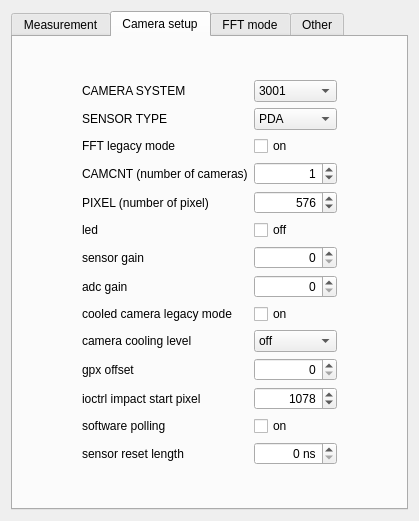
This is escam/camerasettingswidget.ui in Entwicklungsburo-Stresing/EBST_CAM as Qt 5 draws it before an edit. The edited form follows.
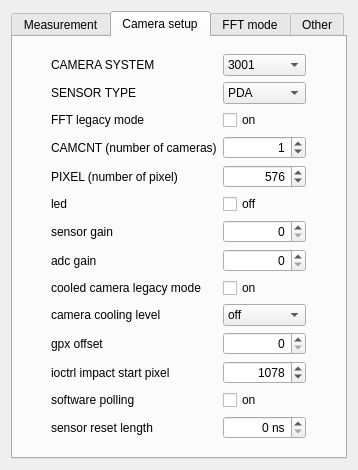
This is the edited form. The open tabs and pages were chosen to show the change.

Commit message: Improve documentation, ToolTips, WhatsThis

What changed in the file:
```diff
--- a/escam/camerasettingswidget.ui
+++ b/escam/camerasettingswidget.ui
@@ -6,8 +6,8 @@
    <rect>
     <x>0</x>
     <y>0</y>
-    <width>419</width>
-    <height>521</height>
+    <width>347</width>
+    <height>464</height>
    </rect>
   </property>
   <property name="windowTitle">
@@ -859,8 +859,11 @@
            <property name="alignment">
             <set>Qt::AlignRight|Qt::AlignTrailing|Qt::AlignVCenter</set>
            </property>
+           <property name="showGroupSeparator" stdset="0">
+            <bool>true</bool>
+           </property>
            <property name="maximum">
-            <number>268435455</number>
+            <number>262143</number>
            </property>
           </widget>
          </item>
@@ -935,7 +938,7 @@
             <set>Qt::AlignRight|Qt::AlignTrailing|Qt::AlignVCenter</set>
            </property>
            <property name="maximum">
-            <number>268435455</number>
+            <number>65535</number>
            </property>
            <property name="value">
             <number>1078</number>
@@ -1062,7 +1065,7 @@
             <set>Qt::AlignRight|Qt::AlignTrailing|Qt::AlignVCenter</set>
            </property>
            <property name="maximum">
-            <number>3</number>
+            <number>4</number>
            </property>
           </widget>
          </item>
```
Left out of the diff: 90 changed lines with no effect on the pictures. The commit also changes 2 other files.
